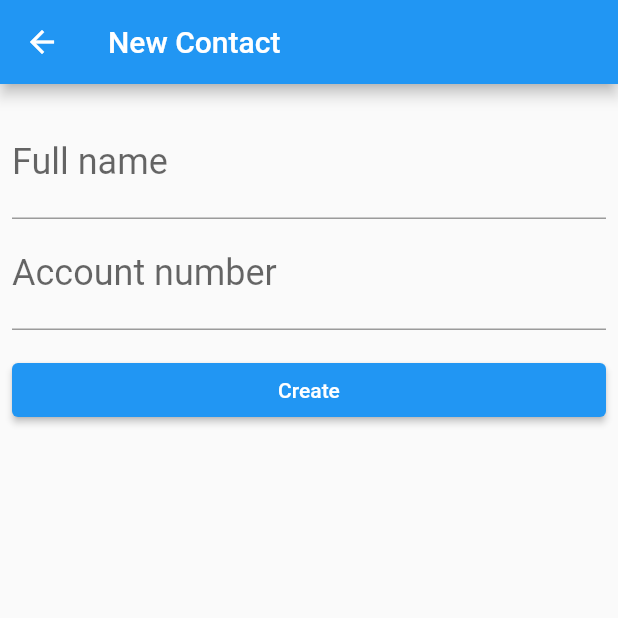
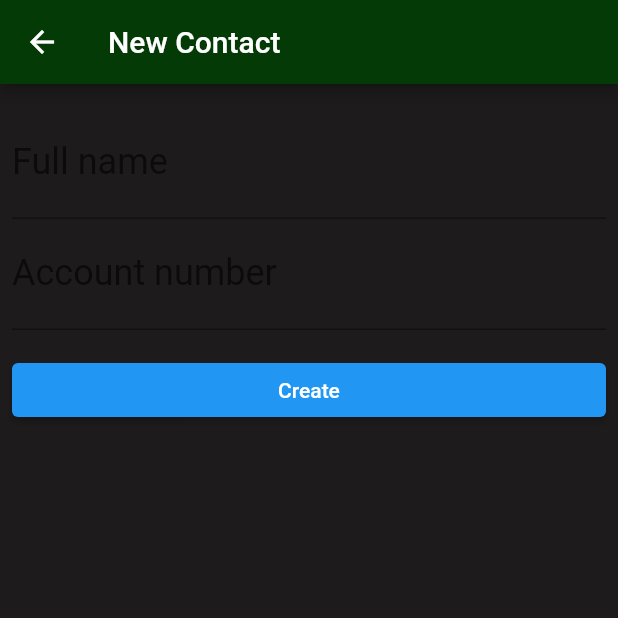
Before and after one commit to eidiego/bb_flutter, a Flutter app: the ContactsList screen opened directly, after a tap on the "add" icon, on a phone screen of 412 x 824 dp, the top half of it. Run offline on Flutter 3.47's test engine with Material 2 defaults, Android fonts, the phone set to English and light mode, and no system bars; our stand-ins replace sqflite; accounts and stored records are empty.

Commit message:
Add colors

```diff
--- a/lib/main.dart
+++ b/lib/main.dart
@@ -18,7 +18,7 @@ class ByteBankApp extends StatelessWidget {
         colorScheme: ColorScheme.fromSwatch()
             .copyWith(secondary: Colors.blueAccent[700]),
         buttonTheme: ButtonThemeData(
-          buttonColor: Colors.blueAccent[700],
+          buttonColor: Color.fromARGB(255, 2, 78, 31),
           textTheme: ButtonTextTheme.primary,
         ),
       ),
--- a/lib/screens/contact_form.dart
+++ b/lib/screens/contact_form.dart
@@ -24,7 +24,9 @@ class _ContactFormState extends State<ContactForm> {
   @override
   Widget build(BuildContext context) {
     return Scaffold(
+        backgroundColor: Color.fromARGB(255, 29, 27, 27),
         appBar: AppBar(
+          backgroundColor: const Color.fromARGB(255, 4, 58, 6),
           title: Text('New Contact'),
         ),
         body: Padding(
@@ -38,9 +40,7 @@ class _ContactFormState extends State<ContactForm> {
                   decoration: InputDecoration(
                     labelText: 'Full name',
                   ),
-                  style: TextStyle(
-                    fontSize: 24.0,
-                  ),
+                  style: TextStyle(fontSize: 24.0, color: Colors.white),
                 ),
               ),
               TextField(
@@ -50,6 +50,7 @@ class _ContactFormState extends State<ContactForm> {
                 ),
                 style: TextStyle(
                   fontSize: 24.0,
+                  color: Colors.white,
                 ),
                 keyboardType: TextInputType.number,
               ),
--- a/lib/screens/contacts_list.dart
+++ b/lib/screens/contacts_list.dart
@@ -16,7 +16,9 @@ class _ContactsListState extends State<ContactsList> {
   @override
   Widget build(BuildContext context) {
     return Scaffold(
+      backgroundColor: const Color.fromARGB(255, 29, 27, 27),
       appBar: AppBar(
+        backgroundColor: const Color.fromARGB(255, 4, 58, 6),
         title: const Text('Contacts'),
       ),
       body: FutureBuilder<List<Contact>>(
--- a/lib/screens/dashboard.dart
+++ b/lib/screens/dashboard.dart
@@ -7,7 +7,9 @@ class Dashboard extends StatelessWidget {
   @override
   Widget build(BuildContext context) {
     return Scaffold(
+      backgroundColor: const Color.fromARGB(255, 29, 27, 27),
       appBar: AppBar(
+        backgroundColor: const Color.fromARGB(255, 4, 58, 6),
         title: const Text('Dashboard'),
       ),
       body: Column(
```
